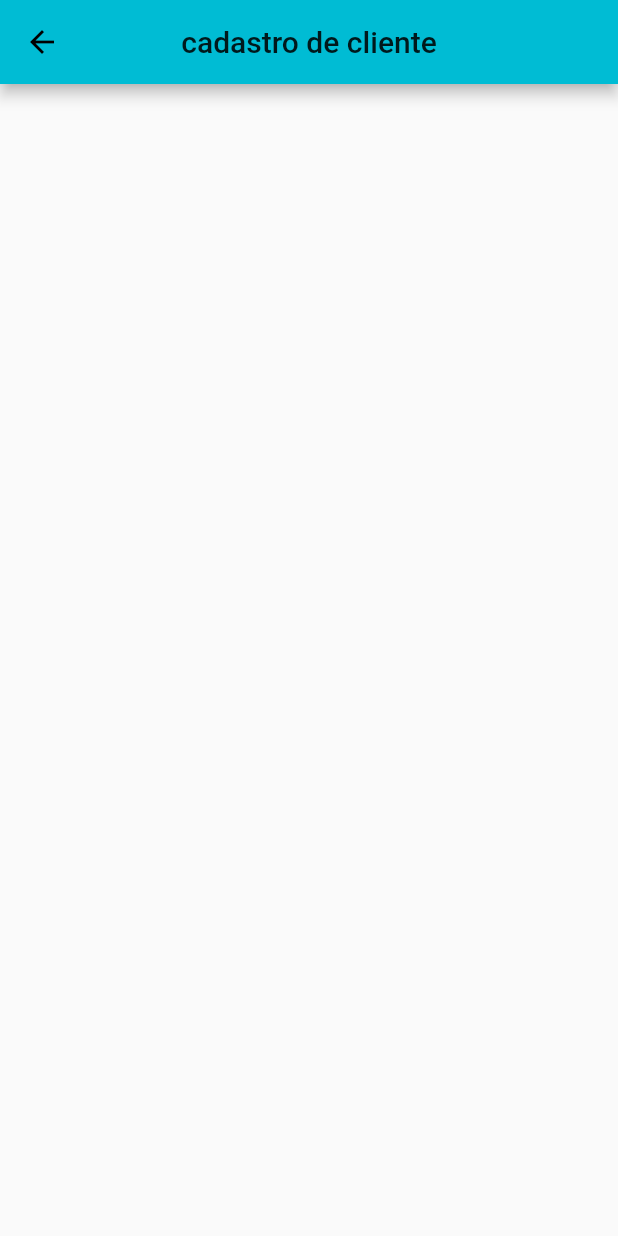
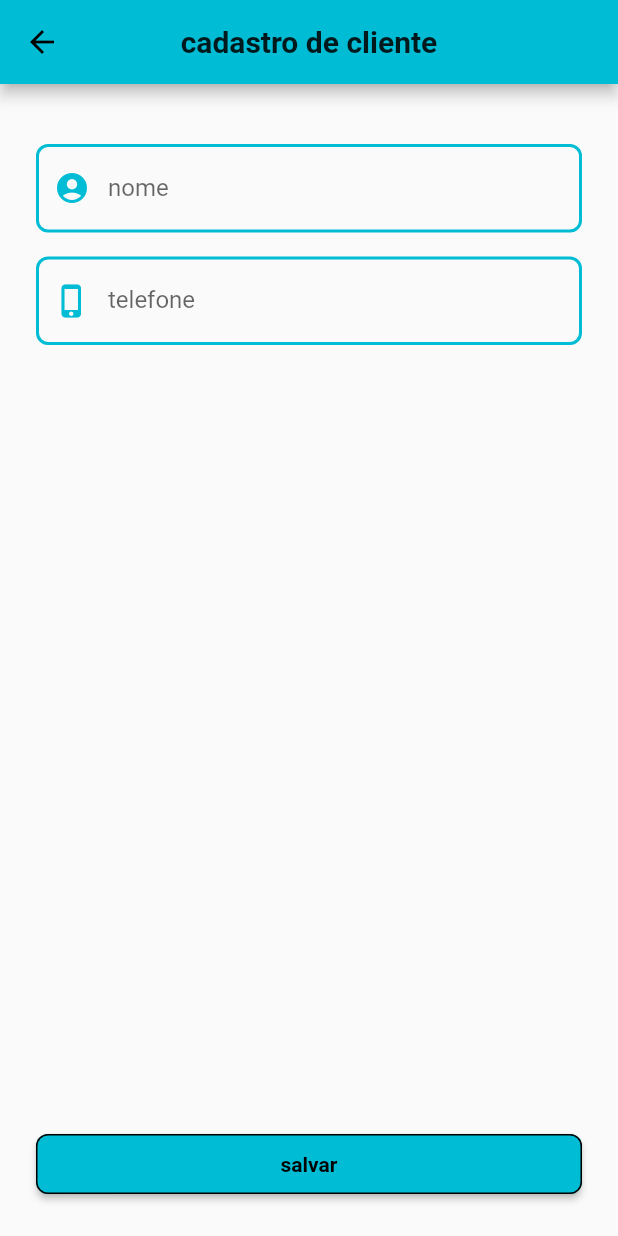
Before and after one commit to ArthurMorsoleto/Car-Washing-Scheduler, a Flutter app: the screen it shows after launch, after a tap on "cadastro de clientes", on a phone screen of 412 x 824 dp. Run offline on Flutter 3.47's test engine with Material 2 defaults, Android fonts, the phone set to English and light mode, and no system bars; our stand-ins replace splashscreen.

Commit message:
add register client screen layout

```diff
--- a/lib/screens/homeScreen.dart
+++ b/lib/screens/homeScreen.dart
@@ -10,7 +10,7 @@ class HomeScreen extends StatelessWidget {
     var buttonStyle = ButtonStyle(
         shape: MaterialStateProperty.all<RoundedRectangleBorder>(
             RoundedRectangleBorder(
-                borderRadius: BorderRadius.circular(16.0),
+                borderRadius: BorderRadius.circular(8),
                 side: BorderSide(color: Colors.black))));
 
     Widget homeButton(String buttonText) {
--- a/lib/screens/registerClientScreen.dart
+++ b/lib/screens/registerClientScreen.dart
@@ -6,12 +6,93 @@ class RegisterClientScreen extends StatefulWidget {
 }
 
 class _RegisterClientScreenState extends State<RegisterClientScreen> {
+  final _clientNameController = TextEditingController();
+  final _clientPhoneController = TextEditingController();
+
+  _inputDecoration(String labelText, [IconData icon]) {
+    var border = OutlineInputBorder(
+      borderRadius: BorderRadius.circular(8),
+      borderSide: BorderSide(
+        color: Colors.cyan,
+        width: 2.0,
+      ),
+    );
+
+    return InputDecoration(
+      labelText: labelText,
+      floatingLabelBehavior: FloatingLabelBehavior.auto,
+      prefixIcon: (icon != null)
+          ? Icon(
+              icon,
+              color: Colors.cyan,
+            )
+          : null,
+      enabledBorder: border,
+      focusedBorder: border,
+    );
+  }
+
+  _saveClient() {
+    var name = _clientNameController.text;
+    var phone = _clientPhoneController.text;
+    if (name.isEmpty || phone.isEmpty) {
+      // TODO show save error, fields should not be empty
+    } else {
+      // TODO create Client class
+      // TODO save SharedPreferences
+    }
+  }
+
   @override
   Widget build(BuildContext context) {
     return Scaffold(
       appBar: AppBar(
-        title: Text("cadastro de cliente"),
+        title: Text("cadastro de cliente",
+            style: TextStyle(fontWeight: FontWeight.bold)),
         centerTitle: true,
+      ),
+      body: Padding(
+        padding: const EdgeInsets.all(24),
+        child: Stack(children: [
+          Column(
+              mainAxisSize: MainAxisSize.max,
+              mainAxisAlignment: MainAxisAlignment.start,
+              children: [
+                Padding(
+                  padding: const EdgeInsets.symmetric(vertical: 16),
+                  child: TextField(
+                      controller: _clientNameController,
+                      keyboardType: TextInputType.name,
+                      decoration:
+                          _inputDecoration("nome", Icons.account_circle)),
+                ),
+                TextField(
+                    controller: _clientPhoneController,
+                    keyboardType: TextInputType.phone,
+                    decoration:
+                        _inputDecoration("telefone", Icons.phone_iphone)),
+              ]),
+          Align(
+            alignment: Alignment.bottomCenter,
+            child: SizedBox(
+                width: double.infinity,
+                child: ElevatedButton(
+                    style: ButtonStyle(
+                        shape:
+                            MaterialStateProperty.all<RoundedRectangleBorder>(
+                                RoundedRectangleBorder(
+                                    borderRadius: BorderRadius.circular(8),
+                                    side: BorderSide(color: Colors.black)))),
+                    child: Padding(
+                      padding: const EdgeInsets.all(12),
+                      child: Text("salvar",
+                          textAlign: TextAlign.center,
+                          style: TextStyle(
+                              fontSize: 14, fontWeight: FontWeight.bold)),
+                    ),
+                    onPressed: () => _saveClient)),
+          )
+        ]),
       ),
     );
   }
```
